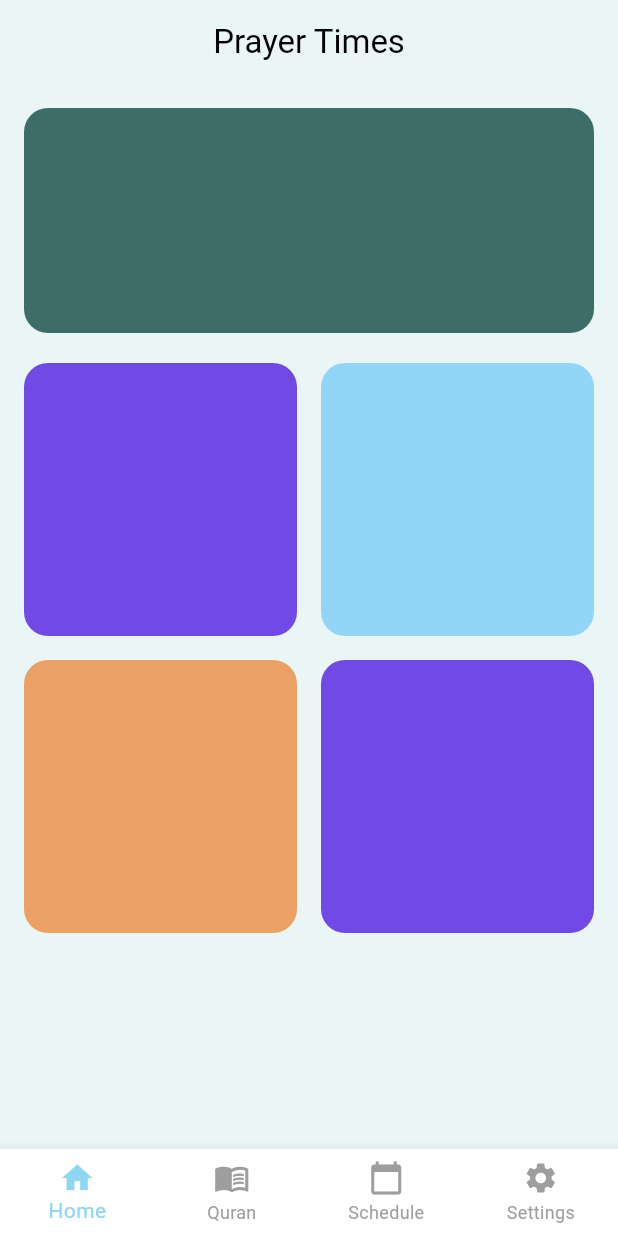
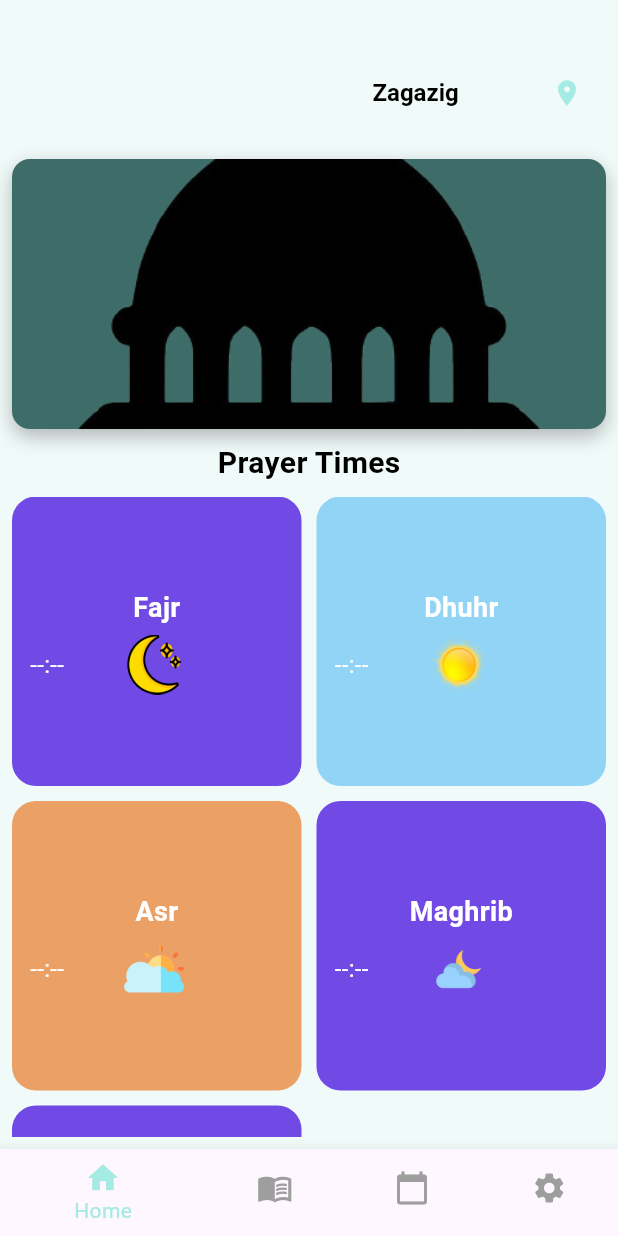
Before and after one commit to yyBasiony/Quran-App, a Flutter app: the screen it shows after launch, after a tap on "Let's get started", on a phone screen of 412 x 824 dp. Run offline on Flutter 3.47's test engine with Material 3 defaults, Android fonts, the phone set to English and light mode, and no system bars; our stand-ins replace audioplayers, hive; accounts and stored records are empty; network calls fail.

Commit message:
paryer times screen &&get data from api&&handel logic for cards

```diff
--- /dev/null
+++ b/devtools_options.yaml
@@ -0,0 +1,3 @@
+description: This file stores settings for Dart & Flutter DevTools.
+documentation: https://docs.flutter.dev/tools/devtools/extensions#configure-extension-enablement-states
+extensions:
--- a/lib/main.dart
+++ b/lib/main.dart
@@ -93,5 +93,7 @@ import 'package:flutter/material.dart';
 import 'app/app.dart';
 
 void main() {
-  runApp(const IslamicApp());
+  runApp(
+    const IslamicApp(),
+  );
 }
--- a/lib/presentation/main/home/prayer_time_page.dart
+++ b/lib/presentation/main/home/prayer_time_page.dart
@@ -1,92 +1,177 @@
+import 'dart:async';
 import 'package:flutter/material.dart';
+import '../../../models/prayer_times_model.dart';
+import '../../../services/prayer_times_service.dart';
+import '../../resources/app_constants.dart';
+import 'widgets/city_dropdown.dart';
+import 'widgets/logic_methods.dart';
+import 'widgets/prayer_card.dart';
 
-class PrayerTimesScreen extends StatelessWidget {
-  const PrayerTimesScreen({super.key});
+class PrayerTimesPage extends StatefulWidget {
+  const PrayerTimesPage({super.key});
+
+  @override
+  _PrayerTimesPageState createState() => _PrayerTimesPageState();
+}
+
+class _PrayerTimesPageState extends State<PrayerTimesPage> {
+  final PrayerTimesService _prayerService = PrayerTimesService();
+  PrayerTimesModel? _prayerTimes;
+  String _nextPrayer = "";
+  String _nextPrayerTime = "";
+  Timer? _timer;
+  int _selectedIndex = 0;
+  String _selectedCity = 'Zagazig';
+
+  @override
+  void initState() {
+    super.initState();
+    _fetchPrayerTimes();
+  }
+
+  @override
+  void dispose() {
+    _timer?.cancel();
+    super.dispose();
+  }
+
+  void _onCityChanged(String newCity) {
+    setState(() {
+      _selectedCity = newCity;
+      _fetchPrayerTimes();
+    });
+  }
+
+  Future<void> _fetchPrayerTimes() async {
+    final times = await LogicMethods.fetchPrayerTimes(_prayerService, _selectedCity);
+    if (times != null) {
+      setState(() {
+        _prayerTimes = times;
+        var nextPrayerData = LogicMethods.getNextPrayerTime(times);
+        _nextPrayer = nextPrayerData["name"]!;
+        _nextPrayerTime = nextPrayerData["time"]!;
+      });
+    }
+  }
+
   @override
   Widget build(BuildContext context) {
     return Scaffold(
-      backgroundColor: const Color(0xFFEAF6F5),
-      appBar: AppBar(
-        backgroundColor: Colors.transparent,
-        elevation: 0,
-        title: const Text(
-          'Prayer Times',
-          style: TextStyle(color: Colors.black),
-        ),
-        centerTitle: true,
-      ),
+      backgroundColor: const Color(0xfff0faf9),
       body: Padding(
-        padding: const EdgeInsets.all(16.0),
+        padding: const EdgeInsets.all(8.0),
         child: Column(
           children: [
+            const SizedBox(height: 30),
+            CityDropdown(
+              selectedCity: _selectedCity,
+              cities: AppConstants.cities,
+              onCityChanged: _onCityChanged,
+            ),
+            const SizedBox(height: 20),
             Container(
-              height: 150,
+              height: 180,
+              width: double.infinity,
+              padding: const EdgeInsets.all(12),
               decoration: BoxDecoration(
                 color: const Color(0xFF3e6d69),
-                borderRadius: BorderRadius.circular(16),
+                borderRadius: BorderRadius.circular(12),
+                boxShadow: const [
+                  BoxShadow(
+                    color: Colors.black26,
+                    blurRadius: 10,
+                    offset: Offset(0, 5),
+                  ),
+                ],
+                image: const DecorationImage(
+                  image: AssetImage('assets/background.png'),
+                  fit: BoxFit.cover,
+                ),
+              ),
+              child: Column(
+                mainAxisAlignment: MainAxisAlignment.center,
+                children: [
+                  Text(
+                    _nextPrayer,
+                    style: const TextStyle(
+                      fontSize: 24,
+                      fontWeight: FontWeight.bold,
+                      color: Colors.white,
+                    ),
+                  ),
+                  Text(
+                    _nextPrayerTime,
+                    style: const TextStyle(
+                      fontSize: 30,
+                      fontWeight: FontWeight.bold,
+                      color: Colors.white,
+                    ),
+                  ),
+                ],
               ),
             ),
-            const SizedBox(height: 20),
+            const Padding(
+              padding: EdgeInsets.all(8.0),
+              child: Text(
+                "Prayer Times",
+                textAlign: TextAlign.start,
+                style: TextStyle(fontSize: 20, color: Colors.black, fontWeight: FontWeight.bold),
+              ),
+            ),
             Expanded(
               child: GridView.count(
                 crossAxisCount: 2,
-                mainAxisSpacing: 16,
-                crossAxisSpacing: 16,
-                children: [
-                  Container(
-                    decoration: BoxDecoration(
-                      color: const Color(0xFF714ae5),
-                      borderRadius: BorderRadius.circular(16),
-                    ),
-                  ),
-                  Container(
-                    decoration: BoxDecoration(
-                      color: const Color(0xFF92d5f7),
-                      borderRadius: BorderRadius.circular(16),
-                    ),
-                  ),
-                  Container(
-                    decoration: BoxDecoration(
-                      color: const Color(0xFFeba065),
-                      borderRadius: BorderRadius.circular(16),
-                    ),
-                  ),
-                  Container(
-                    decoration: BoxDecoration(
-                      color: const Color(0xFF714ae5),
-                      borderRadius: BorderRadius.circular(16),
-                    ),
-                  ),
-                ],
+                crossAxisSpacing: 10,
+                mainAxisSpacing: 10,
+                children: _buildPrayerCards(),
               ),
             ),
           ],
         ),
       ),
       bottomNavigationBar: BottomNavigationBar(
-        backgroundColor: Colors.white,
-        selectedItemColor: const Color(0xFF8DD7F2),
-        unselectedItemColor: Colors.grey,
-        items: const [
-          BottomNavigationBarItem(
-            icon: Icon(Icons.home),
-            label: 'Home',
-          ),
-          BottomNavigationBarItem(
-            icon: Icon(Icons.menu_book),
-            label: 'Quran',
-          ),
-          BottomNavigationBarItem(
-            icon: Icon(Icons.calendar_today),
-            label: 'Schedule',
-          ),
-          BottomNavigationBarItem(
-            icon: Icon(Icons.settings),
-            label: 'Settings',
-          ),
-        ],
-        type: BottomNavigationBarType.fixed,
-      ),
+          items: [for (var item in AppConstants.bottomNavBarData) BottomNavigationBarItem(icon: Icon(item.icon), label: item.label)],
+          currentIndex: _selectedIndex,
+          selectedItemColor: const Color(0xFFA3EBE3),
+          unselectedItemColor: Colors.grey,
+          onTap: (index) {
+            setState(() {
+              _selectedIndex = index;
+            });
+          }),
     );
   }
+
+  List<Widget> _buildPrayerCards() {
+    Map<String, String> prayers = {
+      "Fajr": _prayerTimes?.fajr ?? "--:--",
+      "Dhuhr": _prayerTimes?.dhuhr ?? "--:--",
+      "Asr": _prayerTimes?.asr ?? "--:--",
+      "Maghrib": _prayerTimes?.maghrib ?? "--:--",
+      "Isha": _prayerTimes?.isha ?? "--:--",
+    };
+
+    prayers.remove(_nextPrayer);
+    List<Color> colors = [
+      const Color(0xff714ae5),
+      const Color(0xff91d4f6),
+      const Color(0xffeba065),
+      const Color(0xff714ae5),
+    ];
+
+    List<Widget> prayerCards = [];
+    int index = 0;
+    prayers.forEach((name, time) {
+      prayerCards.add(
+        PrayerCard(
+          name: name,
+          time: time,
+          color: colors[index % colors.length],
+        ),
+      );
+      index++;
+    });
+
+    return prayerCards;
+  }
 }
--- /dev/null
+++ b/lib/presentation/main/home/widgets/city_dropdown.dart
@@ -0,0 +1,51 @@
+import 'package:flutter/material.dart';
+
+class CityDropdown extends StatelessWidget {
+  final String selectedCity;
+  final List<String> cities;
+  final Function(String) onCityChanged;
+
+  const CityDropdown({
+    super.key,
+    required this.selectedCity,
+    required this.cities,
+    required this.onCityChanged,
+  });
+
+  @override
+  Widget build(BuildContext context) {
+    return Align(
+      alignment: Alignment.centerRight,
+      child: Padding(
+        padding: const EdgeInsets.only(right: 16),
+        child: Row(
+          mainAxisSize: MainAxisSize.min,
+          children: [
+            DropdownButton<String>(
+              value: selectedCity,
+              icon: const Icon(Icons.location_on, color: Color(0xffa3ebe3), size: 20),
+              dropdownColor: Colors.white,
+              style: const TextStyle(
+                color: Color(0xff3e6d69),
+                fontSize: 16,
+                fontWeight: FontWeight.bold,
+              ),
+              underline: Container(height: 0),
+              onChanged: (String? newValue) {
+                if (newValue != null) {
+                  onCityChanged(newValue);
+                }
+              },
+              items: cities.map<DropdownMenuItem<String>>((String city) {
+                return DropdownMenuItem<String>(
+                  value: city,
+                  child: Text(city, style: const TextStyle(color: Colors.black)),
+                );
+              }).toList(),
+            ),
+          ],
+        ),
+      ),
+    );
+  }
+}
--- /dev/null
+++ b/lib/presentation/main/home/widgets/logic_methods.dart
@@ -0,0 +1,46 @@
+import 'dart:async';
+import 'package:intl/intl.dart';
+
+import '../../../../models/prayer_times_model.dart';
+import '../../../../services/prayer_times_service.dart';
+
+class LogicMethods {
+  static Future<PrayerTimesModel?> fetchPrayerTimes(
+      PrayerTimesService service, String city) async {
+    try {
+      return await service.fetchPrayerTimes(city, "Egypt");
+    } catch (e) {
+      print('Error fetching prayer times: \$e');
+      return null;
+    }
+  }
+
+  static Map<String, String> getNextPrayerTime(PrayerTimesModel times) {
+    DateTime now = DateTime.now();
+    Map<String, String> prayers = {
+      "Fajr": times.fajr,
+      "Dhuhr": times.dhuhr,
+      "Asr": times.asr,
+      "Maghrib": times.maghrib,
+      "Isha": times.isha,
+    };
+
+    for (var entry in prayers.entries) {
+      DateTime? prayerTime = parseTime(entry.value);
+      if (prayerTime != null && now.isBefore(prayerTime)) {
+        return {"name": entry.key, "time": entry.value};
+      }
+    }
+    return {"name": "Fajr", "time": prayers["Fajr"]!};
+  }
+
+  static DateTime? parseTime(String time) {
+    try {
+      DateTime now = DateTime.now();
+      DateTime parsedTime = DateFormat("HH:mm").parse(time);
+      return DateTime(now.year, now.month, now.day, parsedTime.hour, parsedTime.minute);
+    } catch (e) {
+      return null;
+    }
+  }
+}
--- /dev/null
+++ b/lib/presentation/main/home/widgets/prayer_card.dart
@@ -0,0 +1,68 @@
+import 'package:flutter/material.dart';
+
+class PrayerCard extends StatelessWidget {
+  final String name;
+  final String time;
+  final Color color;
+
+  const PrayerCard({
+    super.key,
+    required this.name,
+    required this.time,
+    required this.color,
+  });
+  String getPrayerImage(String prayerName) {
+    Map<String, String> prayerImages = {
+      "Fajr": 'assets/Fajr.png',
+      "Dhuhr": 'assets/Dhuhr.png',
+      "Asr": 'assets/Asr.png',
+      "Maghrib": 'assets/Maghrib.png',
+      "Isha": 'assets/Isha.png',
+    };
+
+    return prayerImages[prayerName] ?? 'assets/images/Isha.png';
+  }
+
+  @override
+  Widget build(BuildContext context) {
+    return Container(
+      padding: const EdgeInsets.all(12),
+      decoration: BoxDecoration(
+        color: color,
+        borderRadius: BorderRadius.circular(16),
+      ),
+      child: Column(
+        mainAxisAlignment: MainAxisAlignment.center,
+        children: [
+          Text(
+            name,
+            style: const TextStyle(
+              fontSize: 18,
+              fontWeight: FontWeight.bold,
+              color: Colors.white,
+            ),
+          ),
+          const SizedBox(height: 5),
+          Row(
+            children: [
+              Text(
+                time,
+                style: const TextStyle(
+                  fontSize: 16,
+                  color: Colors.white,
+                ),
+              ),
+              const SizedBox(width: 40),
+              Image.asset(
+                getPrayerImage(name),
+                width: 40,
+                height: 40,
+                fit: BoxFit.cover,
+              ),
+            ],
+          ),
+        ],
+      ),
+    );
+  }
+}
--- /dev/null
+++ b/lib/presentation/resources/app_constants.dart
@@ -0,0 +1,51 @@
+import 'package:flutter/material.dart';
+
+
+class AppConstants {
+  AppConstants._();
+  static const List<String> cities = [
+    'Cairo',
+    'Alexandria',
+    'Giza',
+    'Mansoura',
+    'Asyut',
+    'Tanta',
+    'Zagazig',
+    'Suez',
+    'Ismailia',
+    'Fayoum',
+    'Beni Suef',
+    'Minya',
+    'Sohag',
+    'Qena',
+    'Luxor',
+    'Aswan',
+    'Damietta',
+    'Port Said',
+    'Sharm El-Sheikh',
+    'Hurghada',
+    'Damanhur',
+    'Kafr El Sheikh',
+    'Mallawi',
+    'Banha',
+    'Arish',
+    'Matruh',
+    'Qalyub',
+    'Banha',
+    'Desouk',
+    '6th of October',
+    'Obour',
+    'New Cairo',
+    'Helwan'
+  ];
+
+
+  static const List<BottomNavBarData> bottomNavBarData = [
+    (label: 'Home', icon: Icons.home),
+    (label: 'Quran', icon: Icons.menu_book),
+    (label: 'Schedule', icon: Icons.calendar_today),
+        (label: 'Settings', icon: Icons.settings)
+
+  ];
+}
+typedef BottomNavBarData = ({String label, IconData icon});
--- a/lib/presentation/start_screen.dart
+++ b/lib/presentation/start_screen.dart
@@ -1,9 +1,9 @@
 import 'package:flutter/material.dart';
-
-import 'main/home/prayer_time_page.dart';
+import 'package:quran_app/presentation/main/home/prayer_time_page.dart';
 
 class StartScreen extends StatelessWidget {
   const StartScreen({super.key});
+
   @override
   Widget build(BuildContext context) {
     return Scaffold(
@@ -22,54 +22,50 @@ class StartScreen extends StatelessWidget {
               width: 240,
               height: 240,
               fit: BoxFit.cover,
-              )),
+            ),
+          ),
           const SizedBox(height: 40),
           Container(
             height: 380,
             padding: const EdgeInsets.all(24),
             margin: const EdgeInsets.symmetric(horizontal: 24),
-            decoration: BoxDecoration(color: Colors.white, borderRadius: BorderRadius.circular(32), boxShadow: [
-              const BoxShadow(
-                color: Colors.black12,
-                blurRadius: 12,
-              )
-            ]),
+            decoration: BoxDecoration(
+              color: Colors.white,
+              borderRadius: BorderRadius.circular(32),
+              boxShadow: const [BoxShadow(color: Colors.black12, blurRadius: 12)],
+            ),
             child: Center(
               child: Column(mainAxisSize: MainAxisSize.min, children: [
-                const Text("Islamic App",
-                    style: TextStyle(
-                      fontSize: 24,
-                      fontWeight: FontWeight.bold,
-                      color: Colors.black87,
-                    )),
+                const Text(
+                  "Islamic App",
+                  style: TextStyle(fontSize: 24, fontWeight: FontWeight.bold, color: Colors.black87),
+                ),
                 const SizedBox(height: 12),
-                const Text("Ini adalah Aplikasi Dzikir Pagi Dan Petang. Aplikasi ini cocok untuk kalian yang mau menghafal dzikir pagi petang.",
+                const Text(
+                  "Ini adalah Aplikasi Dzikir Pagi Dan Petang. Aplikasi ini cocok untuk kalian yang mau menghafal dzikir pagi petang.",
                   textAlign: TextAlign.center,
-                    style: TextStyle(
-                      fontSize: 14,
-                      color: Colors.grey,
-                      height: 1.5,
-                    )),
+                  style: TextStyle(fontSize: 14, color: Colors.grey, height: 1.5),
+                ),
                 const SizedBox(height: 20),
                 ElevatedButton(
                   onPressed: () {
-                      Navigator.pushReplacement(context, MaterialPageRoute(builder: (_) =>const PrayerTimesScreen()));
+                    Navigator.pushReplacement(
+                      context,
+                      MaterialPageRoute(
+                        builder: (_) => const PrayerTimesPage(),
+                      ),
+                    );
                   },
                   style: ElevatedButton.styleFrom(
                     backgroundColor: const Color(0xffa3ebe3),
-                        padding: const EdgeInsets.symmetric(
-                          horizontal: 32,
-                          vertical: 12,
+                    padding: const EdgeInsets.symmetric(horizontal: 32, vertical: 12),
+                    shape: RoundedRectangleBorder(borderRadius: BorderRadius.circular(24)),
                   ),
-                        shape: RoundedRectangleBorder(
-                          borderRadius: BorderRadius.circular(24),
-                        )),
-                    child: const Text("Let's get started",
-                        style: TextStyle(
-                          color: Colors.white,
-                          fontSize: 16,
-                          fontWeight: FontWeight.bold,
-                        ))),
+                  child: const Text(
+                    "Let's get started",
+                    style: TextStyle(color: Colors.white, fontSize: 16, fontWeight: FontWeight.bold),
+                  ),
+                ),
               ]),
             ),
           ),
--- a/pubspec.yaml
+++ b/pubspec.yaml
@@ -34,11 +34,14 @@ dependencies:
   hive_flutter: ^1.1.0
   http: ^0.13.6
   path_provider:
+  provider:
 
   # The following adds the Cupertino Icons font to your application.
   # Use with the CupertinoIcons class for iOS style icons.
   cupertino_icons: ^1.0.8
   audioplayers:
+  intl:
+  font_awesome_flutter :
 
 dev_dependencies:
   hive_generator: ^2.0.0
```
Also changed, not shown: assets/Asr.png (added), assets/Dhuhr.png (added), assets/Fajr.png (added), assets/Isha.png (added), assets/Maghrib.png (added), assets/background.png (added), pubspec.lock. Lines whose indentation alone changed are shown as unchanged.
